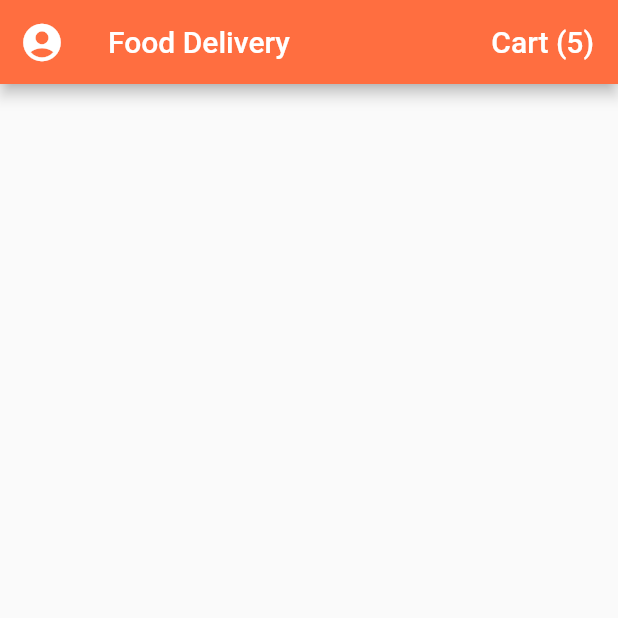
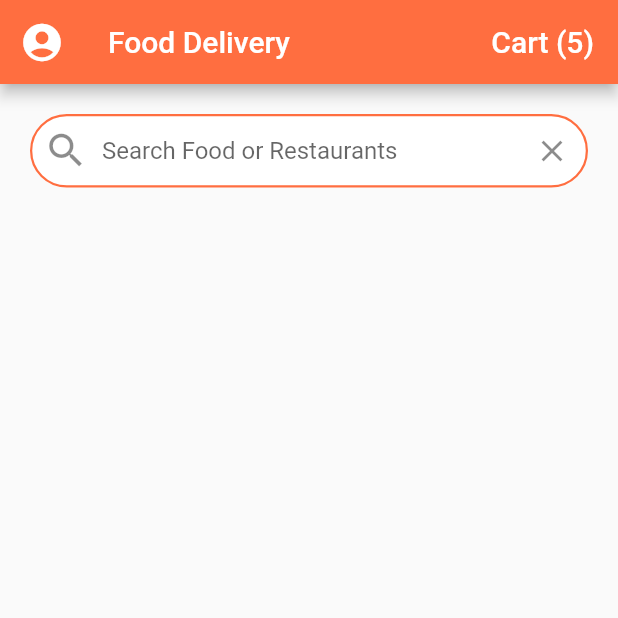
Before and after one commit to TomasKulik/FoodDeliveryUI, a Flutter app: the screen it shows after launch, on a phone screen of 412 x 824 dp, the top half of it. Run offline on Flutter 3.47's test engine with Material 2 defaults, Android fonts, the phone set to English and light mode, and no system bars.

Commit message:
SearchBar

```diff
--- a/lib/screens/home_screen.dart
+++ b/lib/screens/home_screen.dart
@@ -31,6 +31,40 @@ class _HomeScreenState extends State<HomeScreen> {
           ),
         ],
       ),
+      body: ListView(
+        children: <Widget>[
+          Padding(
+            padding: EdgeInsets.all(20.0),
+            child: TextField(
+              decoration: InputDecoration(
+                contentPadding: EdgeInsets.symmetric(vertical: 15.0),
+                fillColor: Colors.white,
+                filled: true,
+                border: OutlineInputBorder(
+                  borderRadius: BorderRadius.circular(30.0),
+                  borderSide: BorderSide(width: 1.5),
+                ),
+                enabledBorder: OutlineInputBorder(
+                  borderRadius: BorderRadius.circular(30.0),
+                  borderSide: BorderSide(
+                    width: 1.5,
+                    color: Theme.of(context).primaryColor,
+                  ),
+                ),
+                hintText: 'Search Food or Restaurants',
+                prefixIcon: Icon(
+                  Icons.search,
+                  size: 30.0,
+                ),
+                suffixIcon: IconButton(
+                  icon: Icon(Icons.clear),
+                  onPressed: () {},
+                ),
+              ),
+            ),
+          ),
+        ],
+      ),
     );
   }
 }
```
